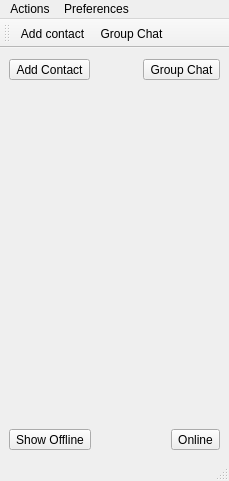
This is mainwindow.ui in xmpp-graveyard/jabbim as Qt 5 draws it before an edit. The edited form follows.
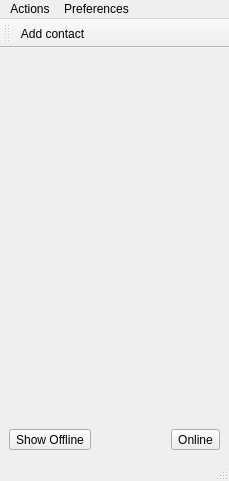
This is the edited form. Icons and pictures are not drawn.

Commit message: nahrazeni toolbuttonu za toolbar + vypnuti timeru pri ukoncovani

What changed in the file:
```diff
--- a/mainwindow.ui
+++ b/mainwindow.ui
@@ -21,46 +21,9 @@
      <number>6</number>
     </property>
     <item row="0" column="0" >
-     <layout class="QHBoxLayout" >
-      <property name="margin" >
-       <number>0</number>
-      </property>
-      <property name="spacing" >
-       <number>6</number>
-      </property>
-      <item>
-       <widget class="QToolButton" name="addContact" >
-        <property name="text" >
-         <string>Add Contact</string>
-        </property>
-       </widget>
-      </item>
-      <item>
-       <spacer>
-        <property name="orientation" >
-         <enum>Qt::Horizontal</enum>
-        </property>
-        <property name="sizeHint" >
-         <size>
-          <width>121</width>
-          <height>25</height>
-         </size>
-        </property>
-       </spacer>
-      </item>
-      <item>
-       <widget class="QToolButton" name="groupchat" >
-        <property name="text" >
-         <string>Group Chat</string>
-        </property>
-        <property name="popupMode" >
-         <enum>QToolButton::InstantPopup</enum>
-        </property>
-       </widget>
-      </item>
-     </layout>
+     <widget class="QWidget" native="1" name="rosterWidget" />
     </item>
-    <item row="2" column="0" >
+    <item row="1" column="0" >
      <layout class="QHBoxLayout" >
       <property name="margin" >
        <number>0</number>
@@ -118,9 +81,6 @@
       </item>
      </layout>
     </item>
-    <item row="1" column="0" >
-     <widget class="QWidget" native="1" name="rosterWidget" />
-    </item>
    </layout>
   </widget>
   <widget class="QMenuBar" name="menubar" >
@@ -160,7 +120,6 @@
     <number>4</number>
    </attribute>
    <addaction name="actionAdd_contact" />
-   <addaction name="actionGroup_Chat" />
   </widget>
   <action name="actionPreferences" >
    <property name="text" >
```
Left out of the diff: 12 changed lines with no effect on the pictures. The commit also changes 2 other files.
